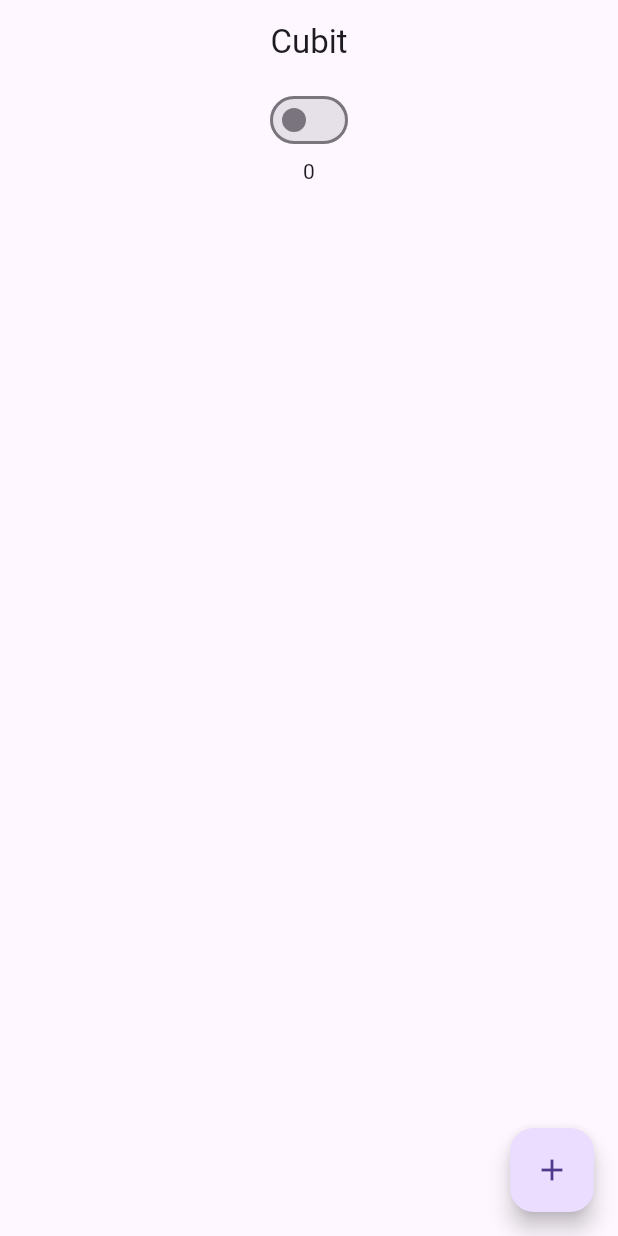
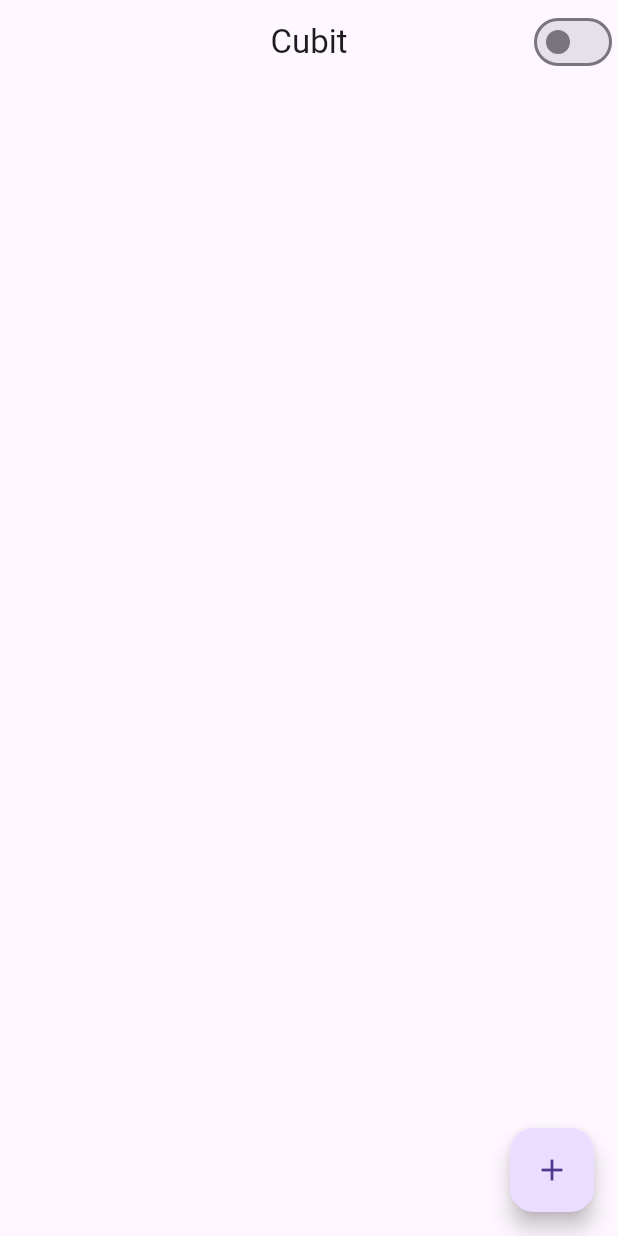
Before and after one commit to Av3z/cubit_casestudy, a Flutter app: the screen it shows after launch, on a phone screen of 412 x 824 dp. Run offline on Flutter 3.47's test engine with Material 3 defaults, Android fonts, the phone set to English and light mode, and no system bars; our stand-ins replace flutter_bloc.

Commit message:
create todo cubit for study

```diff
--- a/lib/src/app.dart
+++ b/lib/src/app.dart
@@ -1,6 +1,7 @@
 import 'package:cubit_casestudy/src/cubit/counter_cubit.dart';
 import 'package:cubit_casestudy/src/cubit/dark_mode_cubit.dart';
 import 'package:cubit_casestudy/src/pages/home_page.dart';
+import 'package:cubit_casestudy/src/pages/todo_page/cubit/todo_cubit.dart';
 import 'package:flutter/material.dart';
 import 'package:flutter_bloc/flutter_bloc.dart';
 
@@ -12,7 +13,10 @@ class App extends StatelessWidget {
     return MultiBlocProvider(
         providers: [
           BlocProvider(create: (_) => CounterCubit()),
-          BlocProvider(create: (_) => DarkModeCubit())
+          BlocProvider(create: (_) => DarkModeCubit()),
+          BlocProvider(
+            create: (context) => TodoCubit(),
+          )
         ],
         child: BlocBuilder<DarkModeCubit, bool>(builder: (context, isDarkMode) {
           return MaterialApp(
--- /dev/null
+++ b/lib/src/models/todo_model.dart
@@ -0,0 +1,6 @@
+class TodoModel {
+  final String title;
+  final String description;
+
+  TodoModel({required this.title, required this.description});
+}
--- a/lib/src/pages/home_page.dart
+++ b/lib/src/pages/home_page.dart
@@ -1,5 +1,7 @@
-import 'package:cubit_casestudy/src/cubit/counter_cubit.dart';
 import 'package:cubit_casestudy/src/cubit/dark_mode_cubit.dart';
+import 'package:cubit_casestudy/src/models/todo_model.dart';
+import 'package:cubit_casestudy/src/pages/todo_page/cubit/todo_cubit.dart';
+import 'package:cubit_casestudy/src/pages/todo_page/todo_page.dart';
 import 'package:flutter/material.dart';
 import 'package:flutter_bloc/flutter_bloc.dart';
 
@@ -8,21 +10,13 @@ class HomePage extends StatelessWidget {
 
   @override
   Widget build(BuildContext context) {
-    final counterCubit = BlocProvider.of<CounterCubit>(context);
     final darkModeCubit = context.read<DarkModeCubit>();
 
     return Scaffold(
         appBar: AppBar(
           title: const Text('Cubit'),
           centerTitle: true,
-      ),
-      floatingActionButton: FloatingActionButton(
-          child: const Icon(Icons.add),
-          onPressed: () {
-            counterCubit.increment();
-          }),
-      body: Column(
-        children: [
+          actions: [
             BlocBuilder<DarkModeCubit, bool>(builder: (context, isDarkMode) {
               return Switch(
                   value: isDarkMode,
@@ -30,13 +24,28 @@ class HomePage extends StatelessWidget {
                     darkModeCubit.changeMode(value);
                   });
             }),
-          Center(
-            child: BlocBuilder<CounterCubit, int>(builder: (context, counter) {
-              return Text("$counter");
-            }),
-          ),
           ],
         ),
+        floatingActionButton: FloatingActionButton(
+            child: const Icon(Icons.add),
+            onPressed: () {
+              Navigator.push(
+                  context,
+                  MaterialPageRoute(
+                    builder: (context) => const TodoPage(),
+                  ));
+            }),
+        body: BlocBuilder<TodoCubit, List<TodoModel>>(
+          builder: (context, todos) {
+            return ListView.builder(
+              itemCount: todos.length,
+              itemBuilder: (context, index) {
+                return ListTile(
+                  title: Text(todos[index].title),
                 );
+              },
+            );
+          },
+        ));
   }
 }
--- /dev/null
+++ b/lib/src/pages/todo_page/cubit/todo_cubit.dart
@@ -0,0 +1,12 @@
+import 'package:cubit_casestudy/src/models/todo_model.dart';
+import 'package:flutter_bloc/flutter_bloc.dart';
+
+class TodoCubit extends Cubit<List<TodoModel>> {
+  TodoCubit() : super([]);
+
+  void addTodo(String todo) {
+    final newTodo =
+        TodoModel(title: todo, description: DateTime.now().toString());
+    emit([...state, newTodo]);
+  }
+}
```
Also changed, not shown: lib/src/pages/todo_page/todo_page.dart (added, +37 -0 lines). Lines whose indentation alone changed are shown as unchanged.
